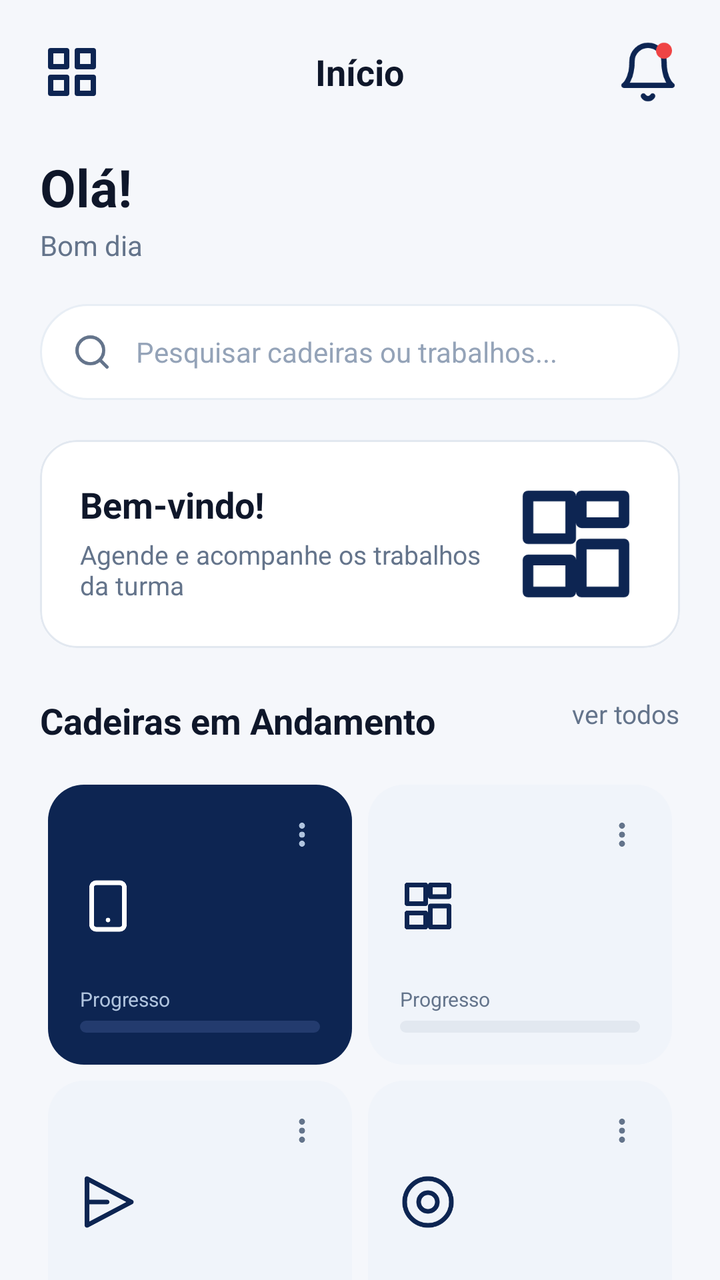
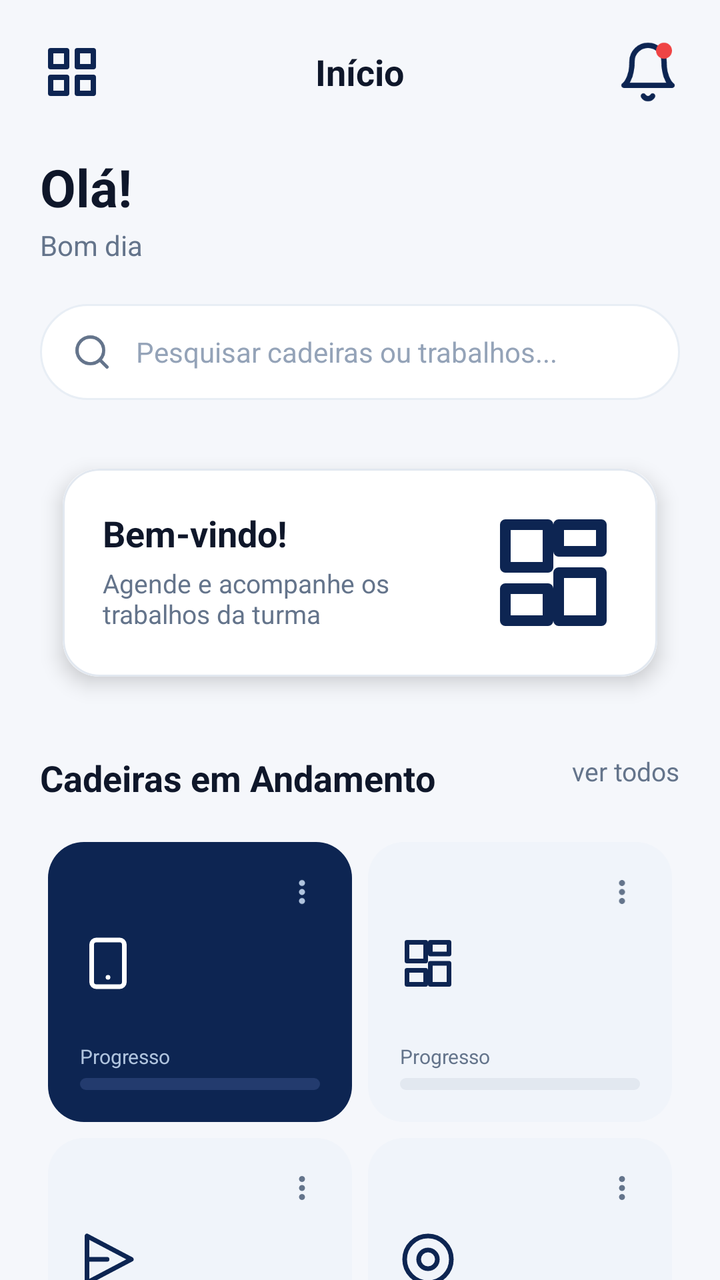

Screens rendered from an Android XML layout before and after an edit, with the pre-edit source and the edit as a unified diff.
<!-- AndroidManifest.xml: application theme Theme.Lory -->
<!-- res/layout/fragment_home.xml -->
<?xml version="1.0" encoding="utf-8"?>
<androidx.core.widget.NestedScrollView xmlns:android="http://schemas.android.com/apk/res/android"
    xmlns:app="http://schemas.android.com/apk/res-auto"
    xmlns:tools="http://schemas.android.com/tools"
    android:layout_width="match_parent"
    android:layout_height="match_parent"
    android:fillViewport="true"
    android:background="@color/background_light">

    <LinearLayout
        android:layout_width="match_parent"
        android:layout_height="wrap_content"
        android:orientation="vertical"
        android:padding="20dp">

        
        <RelativeLayout
            android:layout_width="match_parent"
            android:layout_height="wrap_content"
            android:layout_marginBottom="24dp">

            <ImageView
                android:id="@+id/btn_grid_menu"
                android:layout_width="32dp"
                android:layout_height="32dp"
                android:layout_alignParentStart="true"
                android:layout_centerVertical="true"
                android:background="?attr/selectableItemBackgroundBorderless"
                android:contentDescription="@string/desc_menu"
                android:src="@drawable/ic_grid_menu" />

            <TextView
                android:layout_width="wrap_content"
                android:layout_height="wrap_content"
                android:layout_centerInParent="true"
                android:text="@string/nav_home"
                android:textColor="@color/text_primary"
                android:textSize="18sp"
                android:textStyle="bold" />

            <ImageView
                android:id="@+id/btn_notification"
                android:layout_width="32dp"
                android:layout_height="32dp"
                android:layout_alignParentEnd="true"
                android:layout_centerVertical="true"
                android:background="?attr/selectableItemBackgroundBorderless"
                android:contentDescription="@string/desc_notifications"
                android:src="@drawable/ic_notification_bell" />
        </RelativeLayout>

        
        <TextView
            android:id="@+id/tv_greeting_name"
            android:layout_width="wrap_content"
            android:layout_height="wrap_content"
            android:text="Olá!"
            android:textColor="@color/text_primary"
            android:textSize="26sp"
            android:textStyle="bold" />

        <TextView
            android:id="@+id/tv_greeting_subtitle"
            android:layout_width="wrap_content"
            android:layout_height="wrap_content"
            android:layout_marginTop="2dp"
            android:layout_marginBottom="20dp"
            android:text="@string/good_morning"
            android:textColor="@color/text_secondary"
            android:textSize="14sp" />

        
        <LinearLayout
            android:layout_width="match_parent"
            android:layout_height="48dp"
            android:layout_marginBottom="20dp"
            android:background="@drawable/bg_search_bar"
            android:gravity="center_vertical"
            android:orientation="horizontal"
            android:paddingStart="16dp"
            android:paddingEnd="16dp">

            <ImageView
                android:layout_width="20dp"
                android:layout_height="20dp"
                android:contentDescription="@string/desc_search"
                android:src="@drawable/ic_search" />

            <EditText
                android:id="@+id/et_search"
                android:layout_width="match_parent"
                android:layout_height="match_parent"
                android:layout_marginStart="12dp"
                android:background="@null"
                android:hint="@string/search_hint"
                android:imeOptions="actionSearch"
                android:inputType="text"
                android:textColor="@color/text_primary"
                android:textColorHint="@color/text_hint"
                android:textSize="14sp" />
        </LinearLayout>

        
        <androidx.cardview.widget.CardView
            android:layout_width="match_parent"
            android:layout_height="wrap_content"
            android:layout_marginBottom="24dp"
            app:cardCornerRadius="18dp"
            app:cardElevation="0dp">

            <LinearLayout
                android:layout_width="match_parent"
                android:layout_height="wrap_content"
                android:background="@drawable/bg_welcome_card"
                android:orientation="horizontal"
                android:padding="20dp">

                <LinearLayout
                    android:layout_width="0dp"
                    android:layout_height="wrap_content"
                    android:layout_weight="1"
                    android:orientation="vertical">

                    <TextView
                        android:layout_width="wrap_content"
                        android:layout_height="wrap_content"
                        android:text="@string/welcome_title"
                        android:textColor="@color/text_primary"
                        android:textSize="18sp"
                        android:textStyle="bold" />

                    <TextView
                        android:layout_width="wrap_content"
                        android:layout_height="wrap_content"
                        android:layout_marginTop="4dp"
                        android:text="@string/welcome_subtitle"
                        android:textColor="@color/text_secondary"
                        android:textSize="13sp" />
                </LinearLayout>

                <ImageView
                    android:layout_width="64dp"
                    android:layout_height="64dp"
                    android:layout_gravity="center_vertical"
                    android:contentDescription="@string/desc_icon"
                    android:src="@drawable/ic_dashboard"
                    app:tint="@color/primary_dark_blue" />
            </LinearLayout>
        </androidx.cardview.widget.CardView>

        
        <RelativeLayout
            android:layout_width="match_parent"
            android:layout_height="wrap_content"
            android:layout_marginBottom="16dp">

            <TextView
                android:layout_width="wrap_content"
                android:layout_height="wrap_content"
                android:layout_alignParentStart="true"
                android:text="@string/ongoing_projects"
                android:textColor="@color/text_primary"
                android:textSize="18sp"
                android:textStyle="bold" />

            <TextView
                android:id="@+id/tv_view_all_projects"
                android:layout_width="wrap_content"
                android:layout_height="wrap_content"
                android:layout_alignParentEnd="true"
                android:text="@string/view_all"
                android:textColor="@color/text_secondary"
                android:textSize="13sp" />
        </RelativeLayout>

        
        <TextView
            android:id="@+id/tv_empty_state_projects"
            android:layout_width="match_parent"
            android:layout_height="wrap_content"
            android:padding="20dp"
            android:gravity="center"
            android:text="@string/empty_cadeiras"
            android:textColor="@color/text_secondary"
            android:textSize="14sp"
            android:visibility="gone" />

        
        <GridLayout
            android:id="@+id/grid_projects"
            android:layout_width="match_parent"
            android:layout_height="wrap_content"
            android:columnCount="2"
            android:alignmentMode="alignMargins"
            android:useDefaultMargins="true">

            
            <androidx.constraintlayout.widget.ConstraintLayout
                android:id="@+id/card1_container"
                android:layout_width="0dp"
                android:layout_height="wrap_content"
                android:layout_columnWeight="1"
                android:background="@drawable/bg_card_dark"
                android:padding="16dp">

                <TextView
                    android:id="@+id/card1_date"
                    android:layout_width="wrap_content"
                    android:layout_height="wrap_content"
                    android:textColor="@color/text_white_muted"
                    android:textSize="11sp"
                    app:layout_constraintStart_toStartOf="parent"
                    app:layout_constraintTop_toTopOf="parent" />

                <ImageView
                    android:layout_width="18dp"
                    android:layout_height="18dp"
                    android:contentDescription="@string/desc_more"
                    android:src="@drawable/ic_more_vert"
                    app:layout_constraintEnd_toEndOf="parent"
                    app:layout_constraintTop_toTopOf="parent"
                    app:tint="@color/text_white_muted" />

                <ImageView
                    android:id="@+id/card1_icon"
                    android:layout_width="28dp"
                    android:layout_height="28dp"
                    android:layout_marginTop="16dp"
                    android:contentDescription="@string/desc_icon"
                    android:src="@drawable/ic_mobile_app"
                    app:layout_constraintStart_toStartOf="parent"
                    app:layout_constraintTop_toBottomOf="@id/card1_date"
                    app:tint="@color/white" />

                <TextView
                    android:id="@+id/card1_title"
                    android:layout_width="0dp"
                    android:layout_height="wrap_content"
                    android:layout_marginStart="8dp"
                    android:textColor="@color/text_white"
                    android:textSize="14sp"
                    android:textStyle="bold"
                    app:layout_constraintEnd_toEndOf="parent"
                    app:layout_constraintStart_toEndOf="@id/card1_icon"
                    app:layout_constraintTop_toTopOf="@id/card1_icon" />

                <TextView
                    android:id="@+id/card1_sub"
                    android:layout_width="wrap_content"
                    android:layout_height="wrap_content"
                    android:textColor="@color/text_white_muted"
                    android:textSize="11sp"
                    app:layout_constraintStart_toStartOf="@id/card1_title"
                    app:layout_constraintTop_toBottomOf="@id/card1_title" />

                <TextView
                    android:id="@+id/card1_label_progress"
                    android:layout_width="wrap_content"
                    android:layout_height="wrap_content"
                    android:layout_marginTop="20dp"
                    android:text="@string/progress_label"
                    android:textColor="@color/text_white_muted"
                    android:textSize="10sp"
                    app:layout_constraintStart_toStartOf="parent"
                    app:layout_constraintTop_toBottomOf="@id/card1_sub" />

                <TextView
                    android:id="@+id/card1_pct"
                    android:layout_width="wrap_content"
                    android:layout_height="wrap_content"
                    android:textColor="@color/text_white"
                    android:textSize="10sp"
                    android:textStyle="bold"
                    app:layout_constraintEnd_toEndOf="parent"
                    app:layout_constraintTop_toTopOf="@id/card1_label_progress" />

                <ProgressBar
                    android:id="@+id/card1_progress"
                    style="?android:attr/progressBarStyleHorizontal"
                    android:layout_width="match_parent"
                    android:layout_height="6dp"
                    android:layout_marginTop="4dp"
                    android:max="100"
                    android:progressDrawable="@drawable/bg_progress_dark"
                    app:layout_constraintTop_toBottomOf="@id/card1_label_progress" />
            </androidx.constraintlayout.widget.ConstraintLayout>

            
            <androidx.constraintlayout.widget.ConstraintLayout
                android:id="@+id/card2_container"
                android:layout_width="0dp"
                android:layout_height="wrap_content"
                android:layout_columnWeight="1"
                android:background="@drawable/bg_card_light"
                android:padding="16dp">

                <TextView
                    android:id="@+id/card2_date"
                    android:layout_width="wrap_content"
                    android:layout_height="wrap_content"
                    android:textColor="@color/text_secondary"
                    android:textSize="11sp"
                    app:layout_constraintStart_toStartOf="parent"
                    app:layout_constraintTop_toTopOf="parent" />

                <ImageView
                    android:layout_width="18dp"
                    android:layout_height="18dp"
                    android:contentDescription="@string/desc_more"
                    android:src="@drawable/ic_more_vert"
                    app:layout_constraintEnd_toEndOf="parent"
                    app:layout_constraintTop_toTopOf="parent"
                    app:tint="@color/text_secondary" />

                <ImageView
                    android:id="@+id/card2_icon"
                    android:layout_width="28dp"
                    android:layout_height="28dp"
                    android:layout_marginTop="16dp"
                    android:contentDescription="@string/desc_icon"
                    android:src="@drawable/ic_dashboard"
                    app:layout_constraintStart_toStartOf="parent"
                    app:layout_constraintTop_toBottomOf="@id/card2_date"
                    app:tint="@color/primary_dark_blue" />

                <TextView
                    android:id="@+id/card2_title"
                    android:layout_width="0dp"
                    android:layout_height="wrap_content"
                    android:layout_marginStart="8dp"
                    android:textColor="@color/text_primary"
                    android:textSize="14sp"
                    android:textStyle="bold"
                    app:layout_constraintEnd_toEndOf="parent"
                    app:layout_constraintStart_toEndOf="@id/card2_icon"
                    app:layout_constraintTop_toTopOf="@id/card2_icon" />

                <TextView
                    android:id="@+id/card2_sub"
                    android:layout_width="wrap_content"
                    android:layout_height="wrap_content"
                    android:textColor="@color/text_secondary"
                    android:textSize="11sp"
                    app:layout_constraintStart_toStartOf="@id/card2_title"
                    app:layout_constraintTop_toBottomOf="@id/card2_title" />

                <TextView
                    android:id="@+id/card2_label_progress"
                    android:layout_width="wrap_content"
                    android:layout_height="wrap_content"
                    android:layout_marginTop="20dp"
                    android:text="@string/progress_label"
                    android:textColor="@color/text_secondary"
                    android:textSize="10sp"
                    app:layout_constraintStart_toStartOf="parent"
                    app:layout_constraintTop_toBottomOf="@id/card2_sub" />

                <TextView
                    android:id="@+id/card2_pct"
                    android:layout_width="wrap_content"
                    android:layout_height="wrap_content"
                    android:textColor="@color/text_primary"
                    android:textSize="10sp"
                    android:textStyle="bold"
                    app:layout_constraintEnd_toEndOf="parent"
                    app:layout_constraintTop_toTopOf="@id/card2_label_progress" />

                <ProgressBar
                    android:id="@+id/card2_progress"
                    style="?android:attr/progressBarStyleHorizontal"
                    android:layout_width="match_parent"
                    android:layout_height="6dp"
                    android:layout_marginTop="4dp"
                    android:max="100"
                    android:progressDrawable="@drawable/bg_progress_light"
                    app:layout_constraintTop_toBottomOf="@id/card2_label_progress" />
            </androidx.constraintlayout.widget.ConstraintLayout>

            
            <androidx.constraintlayout.widget.ConstraintLayout
                android:id="@+id/card3_container"
                android:layout_width="0dp"
                android:layout_height="wrap_content"
                android:layout_columnWeight="1"
                android:background="@drawable/bg_card_light"
                android:padding="16dp">

                <TextView
                    android:id="@+id/card3_date"
                    android:layout_width="wrap_content"
                    android:layout_height="wrap_content"
                    android:textColor="@color/text_secondary"
                    android:textSize="11sp"
                    app:layout_constraintStart_toStartOf="parent"
                    app:layout_constraintTop_toTopOf="parent" />

                <ImageView
                    android:layout_width="18dp"
                    android:layout_height="18dp"
                    android:contentDescription="@string/desc_more"
                    android:src="@drawable/ic_more_vert"
                    app:layout_constraintEnd_toEndOf="parent"
                    app:layout_constraintTop_toTopOf="parent"
                    app:tint="@color/text_secondary" />

                <ImageView
                    android:id="@+id/card3_icon"
                    android:layout_width="28dp"
                    android:layout_height="28dp"
                    android:layout_marginTop="16dp"
                    android:contentDescription="@string/desc_icon"
                    android:src="@drawable/ic_marketing"
                    app:layout_constraintStart_toStartOf="parent"
                    app:layout_constraintTop_toBottomOf="@id/card3_date"
                    app:tint="@color/primary_dark_blue" />

                <TextView
                    android:id="@+id/card3_title"
                    android:layout_width="0dp"
                    android:layout_height="wrap_content"
                    android:layout_marginStart="8dp"
                    android:textColor="@color/text_primary"
                    android:textSize="14sp"
                    android:textStyle="bold"
                    app:layout_constraintEnd_toEndOf="parent"
                    app:layout_constraintStart_toEndOf="@id/card3_icon"
                    app:layout_constraintTop_toTopOf="@id/card3_icon" />

                <TextView
                    android:id="@+id/card3_sub"
                    android:layout_width="wrap_content"
                    android:layout_height="wrap_content"
                    android:textColor="@color/text_secondary"
                    android:textSize="11sp"
                    app:layout_constraintStart_toStartOf="@id/card3_title"
                    app:layout_constraintTop_toBottomOf="@id/card3_title" />

                <TextView
                    android:id="@+id/card3_label_progress"
                    android:layout_width="wrap_content"
                    android:layout_height="wrap_content"
                    android:layout_marginTop="20dp"
                    android:text="@string/progress_label"
                    android:textColor="@color/text_secondary"
                    android:textSize="10sp"
                    app:layout_constraintStart_toStartOf="parent"
                    app:layout_constraintTop_toBottomOf="@id/card3_sub" />

                <TextView
                    android:id="@+id/card3_pct"
                    android:layout_width="wrap_content"
                    android:layout_height="wrap_content"
                    android:textColor="@color/text_primary"
                    android:textSize="10sp"
                    android:textStyle="bold"
                    app:layout_constraintEnd_toEndOf="parent"
                    app:layout_constraintTop_toTopOf="@id/card3_label_progress" />

                <ProgressBar
                    android:id="@+id/card3_progress"
                    style="?android:attr/progressBarStyleHorizontal"
                    android:layout_width="match_parent"
                    android:layout_height="6dp"
                    android:layout_marginTop="4dp"
                    android:max="100"
                    android:progressDrawable="@drawable/bg_progress_light"
                    app:layout_constraintTop_toBottomOf="@id/card3_label_progress" />
            </androidx.constraintlayout.widget.ConstraintLayout>

            
            <androidx.constraintlayout.widget.ConstraintLayout
                android:id="@+id/card4_container"
                android:layout_width="0dp"
                android:layout_height="wrap_content"
                android:layout_columnWeight="1"
                android:background="@drawable/bg_card_light"
                android:padding="16dp">

                <TextView
                    android:id="@+id/card4_date"
                    android:layout_width="wrap_content"
                    android:layout_height="wrap_content"
                    android:textColor="@color/text_secondary"
                    android:textSize="11sp"
                    app:layout_constraintStart_toStartOf="parent"
                    app:layout_constraintTop_toTopOf="parent" />

                <ImageView
                    android:layout_width="18dp"
                    android:layout_height="18dp"
                    android:contentDescription="@string/desc_more"
                    android:src="@drawable/ic_more_vert"
                    app:layout_constraintEnd_toEndOf="parent"
                    app:layout_constraintTop_toTopOf="parent"
                    app:tint="@color/text_secondary" />

                <ImageView
                    android:id="@+id/card4_icon"
                    android:layout_width="28dp"
                    android:layout_height="28dp"
                    android:layout_marginTop="16dp"
                    android:contentDescription="@string/desc_icon"
                    android:src="@drawable/ic_ui_ux"
                    app:layout_constraintStart_toStartOf="parent"
                    app:layout_constraintTop_toBottomOf="@id/card4_date"
                    app:tint="@color/primary_dark_blue" />

                <TextView
                    android:id="@+id/card4_title"
                    android:layout_width="0dp"
                    android:layout_height="wrap_content"
                    android:layout_marginStart="8dp"
                    android:textColor="@color/text_primary"
                    android:textSize="14sp"
                    android:textStyle="bold"
                    app:layout_constraintEnd_toEndOf="parent"
                    app:layout_constraintStart_toEndOf="@id/card4_icon"
                    app:layout_constraintTop_toTopOf="@id/card4_icon" />

                <TextView
                    android:id="@+id/card4_sub"
                    android:layout_width="wrap_content"
                    android:layout_height="wrap_content"
                    android:textColor="@color/text_secondary"
                    android:textSize="11sp"
                    app:layout_constraintStart_toStartOf="@id/card4_title"
                    app:layout_constraintTop_toBottomOf="@id/card4_title" />

                <TextView
                    android:id="@+id/card4_label_progress"
                    android:layout_width="wrap_content"
                    android:layout_height="wrap_content"
                    android:layout_marginTop="20dp"
                    android:text="@string/progress_label"
                    android:textColor="@color/text_secondary"
                    android:textSize="10sp"
                    app:layout_constraintStart_toStartOf="parent"
                    app:layout_constraintTop_toBottomOf="@id/card4_sub" />

                <TextView
                    android:id="@+id/card4_pct"
                    android:layout_width="wrap_content"
                    android:layout_height="wrap_content"
                    android:textColor="@color/text_primary"
                    android:textSize="10sp"
                    android:textStyle="bold"
                    app:layout_constraintEnd_toEndOf="parent"
                    app:layout_constraintTop_toTopOf="@id/card4_label_progress" />

                <ProgressBar
                    android:id="@+id/card4_progress"
                    style="?android:attr/progressBarStyleHorizontal"
                    android:layout_width="match_parent"
                    android:layout_height="6dp"
                    android:layout_marginTop="4dp"
                    android:max="100"
                    android:progressDrawable="@drawable/bg_progress_light"
                    app:layout_constraintTop_toBottomOf="@id/card4_label_progress" />
            </androidx.constraintlayout.widget.ConstraintLayout>

        </GridLayout>

    </LinearLayout>
</androidx.core.widget.NestedScrollView>
<!-- resources referenced by this layout -->
<resources>
  <color name="background_light">#F5F7FB</color>
  <color name="primary_dark_blue">#0D2552</color>
  <color name="text_hint">#94A3B8</color>
  <color name="text_primary">#0F172A</color>
  <color name="text_secondary">#64748B</color>
  <color name="text_white">#FFFFFF</color>
  <color name="text_white_muted">#B0C4DE</color>
  <color name="white">#FFFFFFFF</color>
  <!-- drawable bg_card_dark (drawable) -->
  <?xml version="1.0" encoding="utf-8"?>
  <shape xmlns:android="http://schemas.android.com/apk/res/android"
      android:shape="rectangle">
      <solid android:color="@color/primary_dark_blue" />
      <corners android:radius="18dp" />
  </shape>
  <!-- drawable bg_card_light (drawable) -->
  <?xml version="1.0" encoding="utf-8"?>
  <shape xmlns:android="http://schemas.android.com/apk/res/android"
      android:shape="rectangle">
      <solid android:color="@color/card_light" />
      <corners android:radius="18dp" />
  </shape>
  <!-- drawable bg_search_bar (drawable) -->
  <?xml version="1.0" encoding="utf-8"?>
  <shape xmlns:android="http://schemas.android.com/apk/res/android"
      android:shape="rectangle">
      <solid android:color="@color/surface_white" />
      <corners android:radius="24dp" />
      <stroke
          android:width="1dp"
          android:color="#E8EEF5" />
  </shape>
  <!-- drawable bg_welcome_card (drawable) -->
  <?xml version="1.0" encoding="utf-8"?>
  <shape xmlns:android="http://schemas.android.com/apk/res/android"
      android:shape="rectangle">
      <solid android:color="@color/surface_white" />
      <corners android:radius="18dp" />
      <stroke
          android:width="1dp"
          android:color="#E2E8F0" />
  </shape>
  <!-- drawable ic_marketing (drawable) -->
  <vector xmlns:android="http://schemas.android.com/apk/res/android"
      android:width="24dp"
      android:height="24dp"
      android:viewportWidth="24"
      android:viewportHeight="24">
    <path
        android:fillColor="#00000000"
        android:strokeColor="@color/primary_dark_blue"
        android:strokeWidth="2"
        android:strokeLineCap="round"
        android:strokeLineJoin="round"
        android:pathData="M22,12L3,2v20l19,-10z M11.6,12H3"/>
  </vector>
  <string name="desc_icon">Ícone</string>
  <string name="desc_menu">Menu principal</string>
  <string name="desc_more">Mais opções</string>
  <string name="desc_notifications">Notificações</string>
  <string name="desc_search">Pesquisar</string>
  <string name="empty_cadeiras">Nenhuma cadeira cadastrada no momento.</string>
  <string name="good_morning">Bom dia</string>
  <string name="nav_home">Início</string>
  <string name="ongoing_projects">Cadeiras em Andamento</string>
  <string name="progress_label">Progresso</string>
  <string name="search_hint">Pesquisar cadeiras ou trabalhos...</string>
  <string name="view_all">ver todos</string>
  <string name="welcome_subtitle">Agende e acompanhe os trabalhos da turma</string>
  <string name="welcome_title">Bem-vindo!</string>
  <style name="Theme.Lory" parent="Base.Theme.Lory" />
  <color name="card_light">#F0F4FA</color>
  <color name="surface_white">#FFFFFF</color>
  <color name="progress_bar_bg">#E2E8F0</color>
  <color name="notification_dot">#EF4444</color>
  <style name="Base.Theme.Lory" parent="Theme.Material3.DayNight.NoActionBar">
          
          <item name="colorPrimary">@color/primary_dark_blue</item>
          <item name="colorOnPrimary">@color/white</item>
          <item name="colorContainer">@color/surface_white</item>
          <item name="android:statusBarColor">@color/background_light</item>
          <item name="android:windowLightStatusBar">true</item>
          <item name="android:windowBackground">@color/background_light</item>
      </style>
  <!-- unchanged entries left out for length: 9 -->
</resources>

<!-- the commit's change to res/layout/fragment_home.xml (unified diff, before → after) -->
@@ -106,7 +106,8 @@
             android:layout_height="wrap_content"
             android:layout_marginBottom="24dp"
             app:cardCornerRadius="18dp"
-            app:cardElevation="0dp">
+            app:cardElevation="6dp"
+            app:cardUseCompatPadding="true">
 
             <LinearLayout
                 android:layout_width="match_parent"
